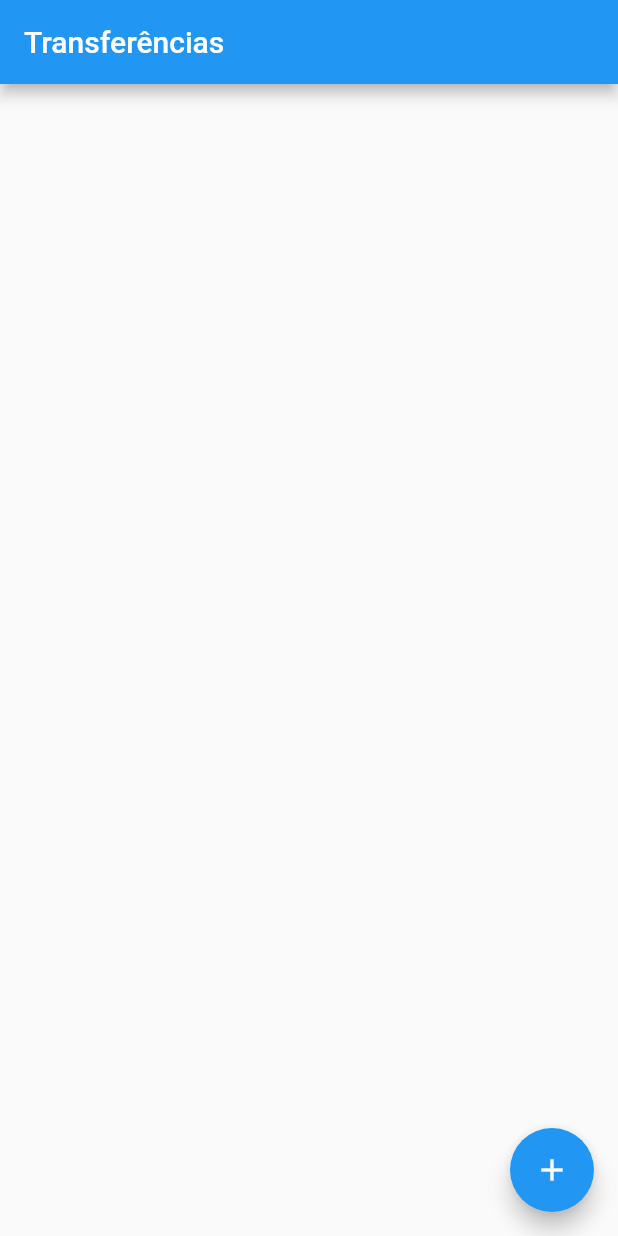
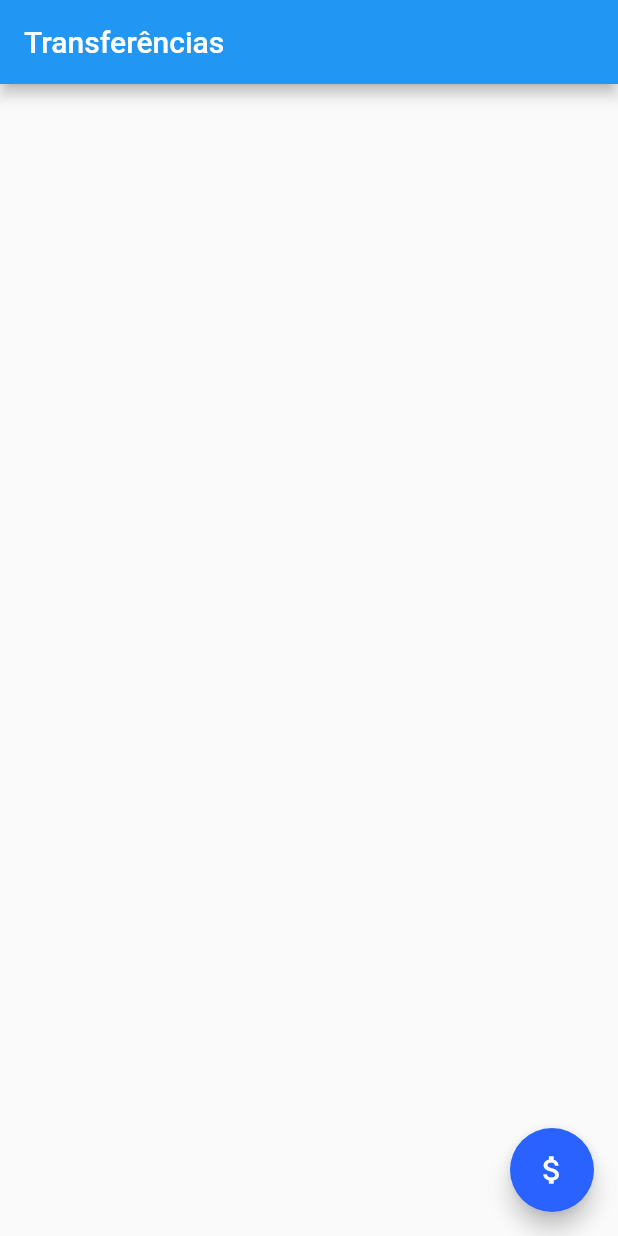
Before and after one commit to GustavoDiasSouza/Flutter-App, a Flutter app: the screen it shows after launch, on a phone screen of 412 x 824 dp. Run offline on Flutter 3.47's test engine with Material 2 defaults, Android fonts, the phone set to English and light mode, and no system bars.

Commit message:
Atualização do icone.

```diff
--- a/lib/main.dart
+++ b/lib/main.dart
@@ -8,7 +8,15 @@ class My_app extends StatelessWidget {
   Widget build(BuildContext context) {
     return MaterialApp(
       theme: ThemeData(
-        colorScheme: ColorScheme.fromSwatch(primarySwatch: Colors.blue),
+        colorScheme: ColorScheme.fromSwatch(
+            primarySwatch: Colors.blue,
+          ).copyWith(
+            secondary: Colors.blueAccent[700],
+          ),
+          buttonTheme: ButtonThemeData(
+              buttonColor: Colors.blueAccent[700],
+              textTheme: ButtonTextTheme.primary
+        ),
       ),
       home: ListaTransferencias(),
     );
--- a/lib/screens/transferencia/lista.dart
+++ b/lib/screens/transferencia/lista.dart
@@ -26,7 +26,7 @@ class ListaTransferenciaState extends State<ListaTransferencias> {
         },
       ),
       floatingActionButton: FloatingActionButton(
-        child: const Icon(Icons.add),
+        child: const Icon(Icons.attach_money_outlined),
         onPressed: () {
           Navigator.push(context, MaterialPageRoute(builder: (context) {
             return FormularioTransferencia();
```
